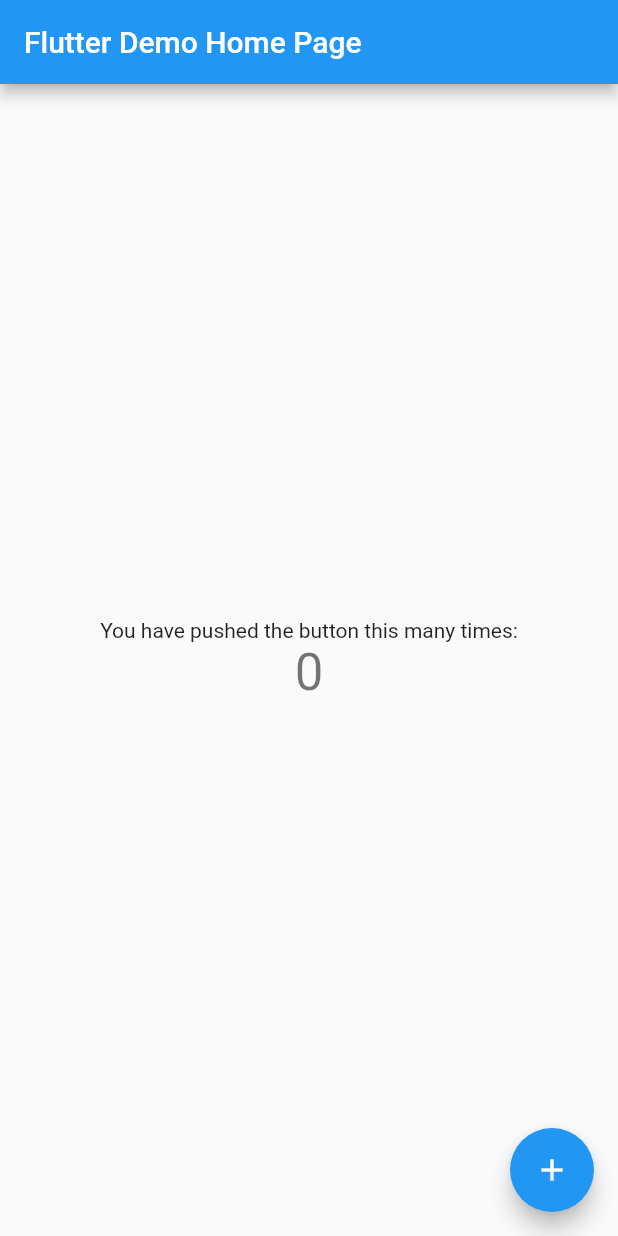
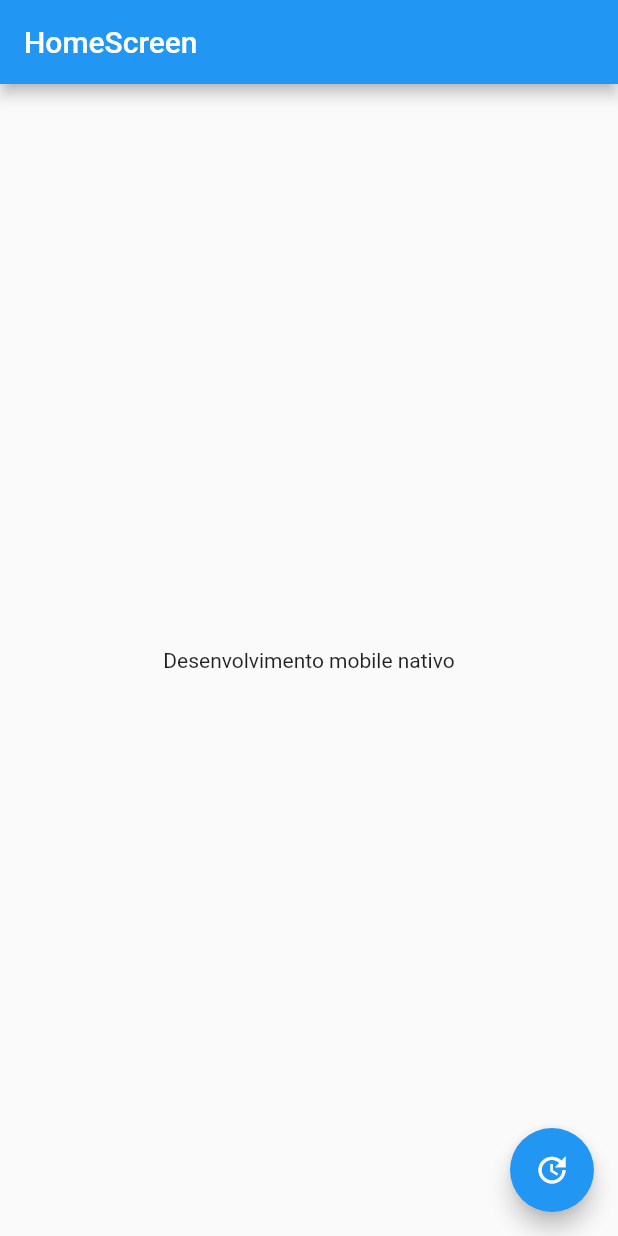
Before and after one commit to lnsantos/get-started-flutter-for-android-devs, a Flutter app: the screen it shows after launch, on a phone screen of 412 x 824 dp. Run offline on Flutter 3.47's test engine with Material 2 defaults, Android fonts, the phone set to English and light mode, and no system bars.

Commit message:
first screen in flutter

```diff
--- /dev/null
+++ b/get_started/lib/home_screen.dart
@@ -0,0 +1,51 @@
+import 'package:flutter/material.dart';
+
+class  HomeScreen extends StatefulWidget{
+
+   HomeScreen({Key key}) : super(key:key);
+
+  @override
+  _HomeScreenh createState() => _HomeScreenh();
+}
+
+class _HomeScreenh extends State<HomeScreen>{
+
+  BasicConfig basicConfig = BasicConfig();
+  String message = "Desenvolvimento mobile nativo";
+  String buttonName = "Mudar estado";
+
+  void _updateText(){
+    setState(() {
+      message = "Desenvolvimento hibrido com flutter";
+    });
+  }
+
+  @override
+  Widget build(BuildContext buildContext){
+    return Scaffold(
+      appBar: basicConfig.toolbar("HomeScreen"),
+      body: Center(
+        child: basicConfig.body(message),),
+      floatingActionButton: FloatingActionButton(
+        onPressed: _updateText,
+        tooltip: buttonName,
+        child: Icon(Icons.update),
+        ),
+    );
+  }
+
+}
+
+class BasicConfig{
+
+  Widget toolbar(String title){
+    return AppBar(
+      title: Text(title)
+    );
+  }
+
+  Widget body(String message){
+    return Text(message);
+  }
+
+}
--- a/get_started/lib/main.dart
+++ b/get_started/lib/main.dart
@@ -1,111 +1,23 @@
 import 'package:flutter/material.dart';
+import 'home_screen.dart';
 
-void main() => runApp(MyApp());
+void main() => runApp(MainScreen());
 
-class MyApp extends StatelessWidget {
-  // This widget is the root of your application.
-  @override
-  Widget build(BuildContext context) {
-    return MaterialApp(
-      title: 'Flutter Demo',
-      theme: ThemeData(
-        // This is the theme of your application.
-        //
-        // Try running your application with "flutter run". You'll see the
-        // application has a blue toolbar. Then, without quitting the app, try
-        // changing the primarySwatch below to Colors.green and then invoke
-        // "hot reload" (press "r" in the console where you ran "flutter run",
-        // or simply save your changes to "hot reload" in a Flutter IDE).
-        // Notice that the counter didn't reset back to zero; the application
-        // is not restarted.
-        primarySwatch: Colors.blue,
-      ),
-      home: MyHomePage(title: 'Flutter Demo Home Page'),
-    );
-  }
-}
+class MainScreen extends StatelessWidget{
 
-class MyHomePage extends StatefulWidget {
-  MyHomePage({Key key, this.title}) : super(key: key);
+  String _title = "Starting project in flutter...";
 
-  // This widget is the home page of your application. It is stateful, meaning
-  // that it has a State object (defined below) that contains fields that affect
-  // how it looks.
-
-  // This class is the configuration for the state. It holds the values (in this
-  // case the title) provided by the parent (in this case the App widget) and
-  // used by the build method of the State. Fields in a Widget subclass are
-  // always marked "final".
-
-  final String title;
+  ThemeData _theme = ThemeData(
+      primarySwatch: Colors.blue,
+  );
 
   @override
-  _MyHomePageState createState() => _MyHomePageState();
-}
-
-class _MyHomePageState extends State<MyHomePage> {
-  int _counter = 0;
-
-  void _incrementCounter() {
-    setState(() {
-      // This call to setState tells the Flutter framework that something has
-      // changed in this State, which causes it to rerun the build method below
-      // so that the display can reflect the updated values. If we changed
-      // _counter without calling setState(), then the build method would not be
-      // called again, and so nothing would appear to happen.
-      _counter++;
-    });
+  Widget build(BuildContext buildContext){
+     return MaterialApp(
+        title: _title,
+        theme: _theme,
+        home: HomeScreen()
+     );
   }
 
-  @override
-  Widget build(BuildContext context) {
-    // This method is rerun every time setState is called, for instance as done
-    // by the _incrementCounter method above.
-    //
-    // The Flutter framework has been optimized to make rerunning build methods
-    // fast, so that you can just rebuild anything that needs updating rather
-    // than having to individually change instances of widgets.
-    return Scaffold(
-      appBar: AppBar(
-        // Here we take the value from the MyHomePage object that was created by
-        // the App.build method, and use it to set our appbar title.
-        title: Text(widget.title),
-      ),
-      body: Center(
-        // Center is a layout widget. It takes a single child and positions it
-        // in the middle of the parent.
-        child: Column(
-          // Column is also a layout widget. It takes a list of children and
-          // arranges them vertically. By default, it sizes itself to fit its
-          // children horizontally, and tries to be as tall as its parent.
-          //
-          // Invoke "debug painting" (press "p" in the console, choose the
-          // "Toggle Debug Paint" action from the Flutter Inspector in Android
-          // Studio, or the "Toggle Debug Paint" command in Visual Studio Code)
-          // to see the wireframe for each widget.
-          //
-          // Column has various properties to control how it sizes itself and
-          // how it positions its children. Here we use mainAxisAlignment to
-          // center the children vertically; the main axis here is the vertical
-          // axis because Columns are vertical (the cross axis would be
-          // horizontal).
-          mainAxisAlignment: MainAxisAlignment.center,
-          children: <Widget>[
-            Text(
-              'You have pushed the button this many times:',
-            ),
-            Text(
-              '$_counter',
-              style: Theme.of(context).textTheme.display1,
-            ),
-          ],
-        ),
-      ),
-      floatingActionButton: FloatingActionButton(
-        onPressed: _incrementCounter,
-        tooltip: 'Increment',
-        child: Icon(Icons.add),
-      ), // This trailing comma makes auto-formatting nicer for build methods.
-    );
-  }
 }
```
Also changed, not shown: 1 other file.
